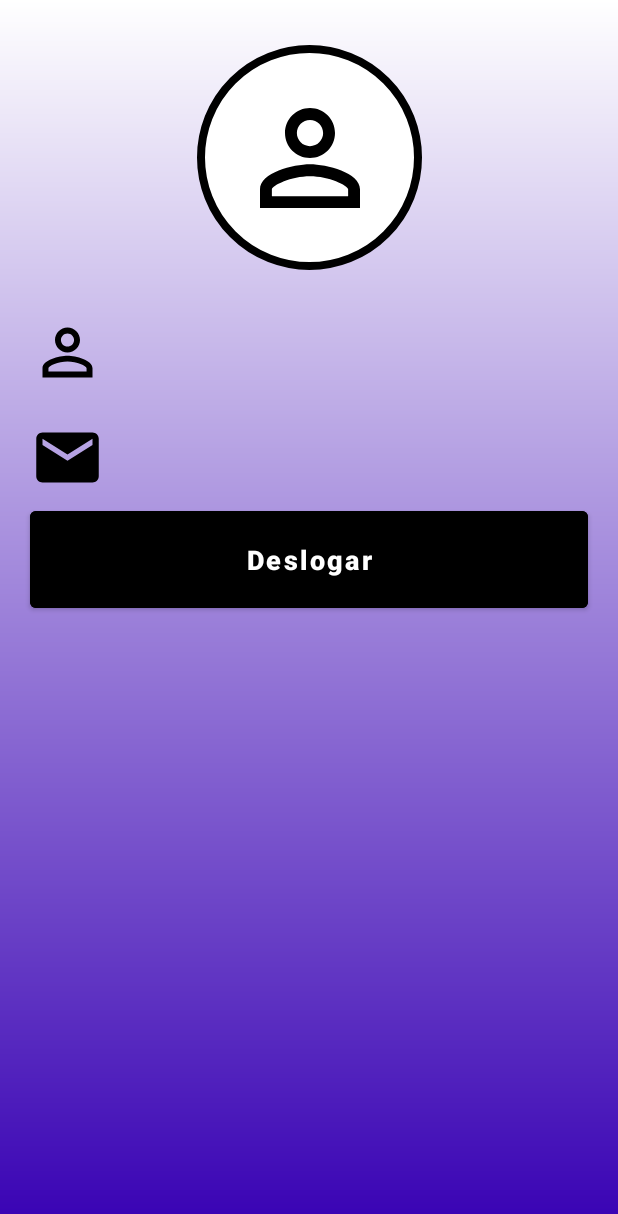
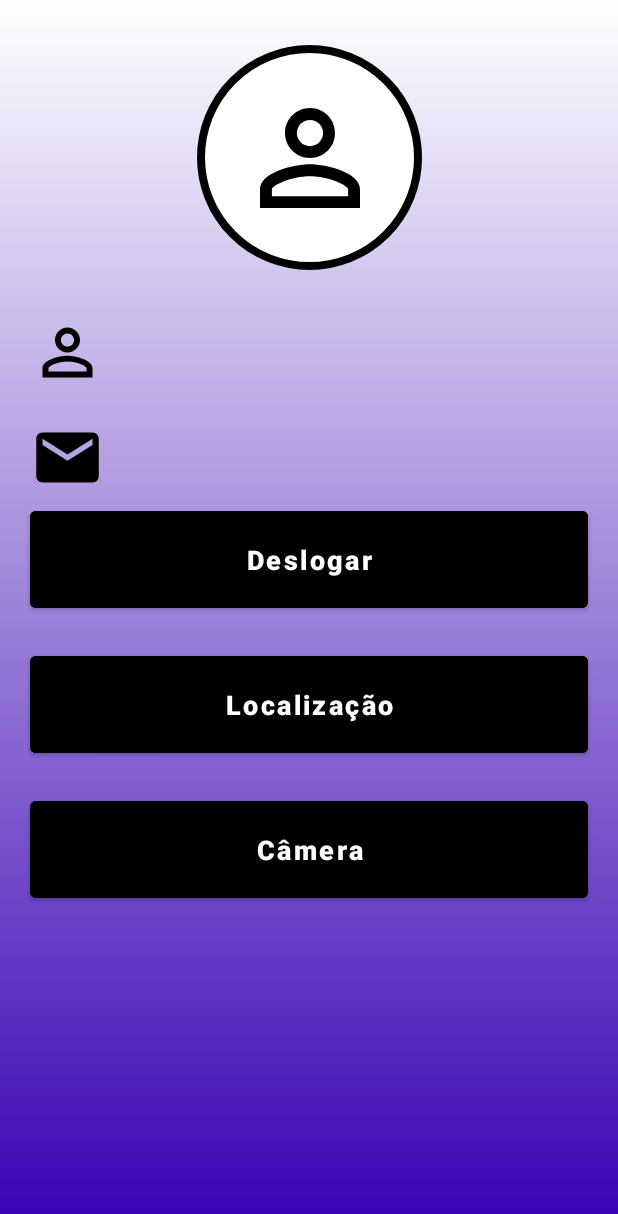
Before and after one commit to tassiobruno1/EdsurApp, an Android app: the screen it shows after launch once a user with an empty profile is signed in (TelaPrincipal), on a phone screen of 412 x 824 dp. Shown: the top 1214 px of the screen. Run offline under Robolectric (Android 15) with nearby library versions, the phone set to English and light mode, and no system bars; our stand-ins replace Firebase (no records; nobody signed in at launch, a user with empty details on screens opened directly).

Commit message:
Adiciona recurso de localização

```diff
--- a/app/build.gradle
+++ b/app/build.gradle
@@ -54,4 +54,6 @@ dependencies {
     implementation'com.google.firebase:firebase-firestore-ktx'
 
 
+    //Localização
+    implementation 'com.google.android.gms:play-services-location:21.0.1'
 }
--- a/app/src/main/AndroidManifest.xml
+++ b/app/src/main/AndroidManifest.xml
@@ -1,6 +1,10 @@
 <?xml version="1.0" encoding="utf-8"?>
 <manifest xmlns:android="http://schemas.android.com/apk/res/android"
     xmlns:tools="http://schemas.android.com/tools">
+
+    <uses-feature
+        android:name="android.hardware.camera"
+        android:required="false" />
 
     <uses-permission android:name="android.permission.CAMERA" />
     <uses-permission android:name="android.permission.WRITE_EXTERNAL_STORAGE" />
--- a/app/src/main/res/layout/activity_tela_principal.xml
+++ b/app/src/main/res/layout/activity_tela_principal.xml
@@ -88,6 +88,36 @@
         app:layout_constraintTop_toBottomOf="@id/textEmailUsuario"
         />
 
+    <Button
+        android:id="@+id/bt_location"
+        android:layout_width="match_parent"
+        android:layout_height="wrap_content"
+        android:text="Localização"
+        android:textColor="@color/white"
+        android:textSize="18sp"
+        android:textStyle="bold"
+        android:textAllCaps="false"
+        android:backgroundTint="@color/black"
+        android:padding="20dp"
+        android:layout_margin="20dp"
+        app:layout_constraintTop_toBottomOf="@id/bt_deslogar"
+        />
+
+    <Button
+        android:id="@+id/bt_camera"
+        android:layout_width="match_parent"
+        android:layout_height="wrap_content"
+        android:text="Câmera"
+        android:textColor="@color/white"
+        android:textSize="18sp"
+        android:textStyle="bold"
+        android:textAllCaps="false"
+        android:backgroundTint="@color/black"
+        android:padding="20dp"
+        android:layout_margin="20dp"
+        app:layout_constraintTop_toBottomOf="@id/bt_location"
+        />
+
 
 
 
```
Also changed, not shown: app/src/main/java/andoid/tassio/tentativa1m/TelaPrincipal.java (+122 -2 lines).
